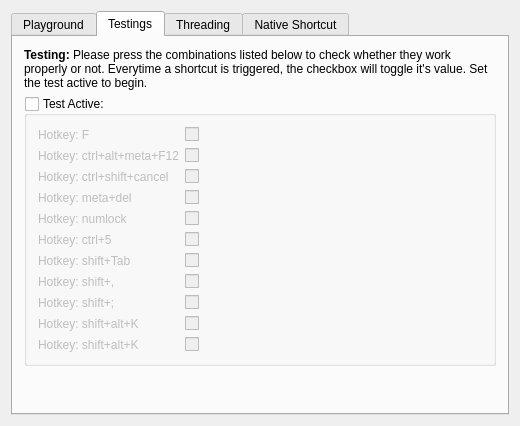
Above: HotkeyTest/hottestwidget.ui from Skycoder42/QHotkey before the change. Below: the same form after it.
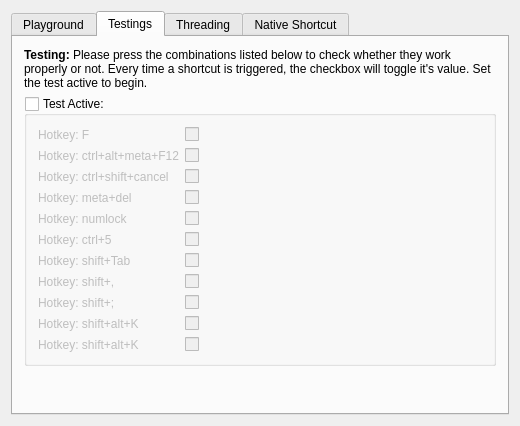
That is the form after the change. The open tabs and pages were chosen to show the change.

The edit to the form file:
```diff
--- a/HotkeyTest/hottestwidget.ui
+++ b/HotkeyTest/hottestwidget.ui
@@ -769,7 +769,7 @@
        <item>
         <widget class="QLabel" name="label_6">
          <property name="text">
-          <string>&lt;b&gt;Testing:&lt;/b&gt; Please press the combinations listed below to check whether they work properly or not. Everytime a shortcut is triggered, the checkbox will toggle it's value. Set the test active to begin.</string>
+          <string>&lt;b&gt;Testing:&lt;/b&gt; Please press the combinations listed below to check whether they work properly or not. Every time a shortcut is triggered, the checkbox will toggle it's value. Set the test active to begin.</string>
          </property>
          <property name="wordWrap">
           <bool>true</bool>
```
Left out of the diff: 4 changed lines with no effect on the pictures.
